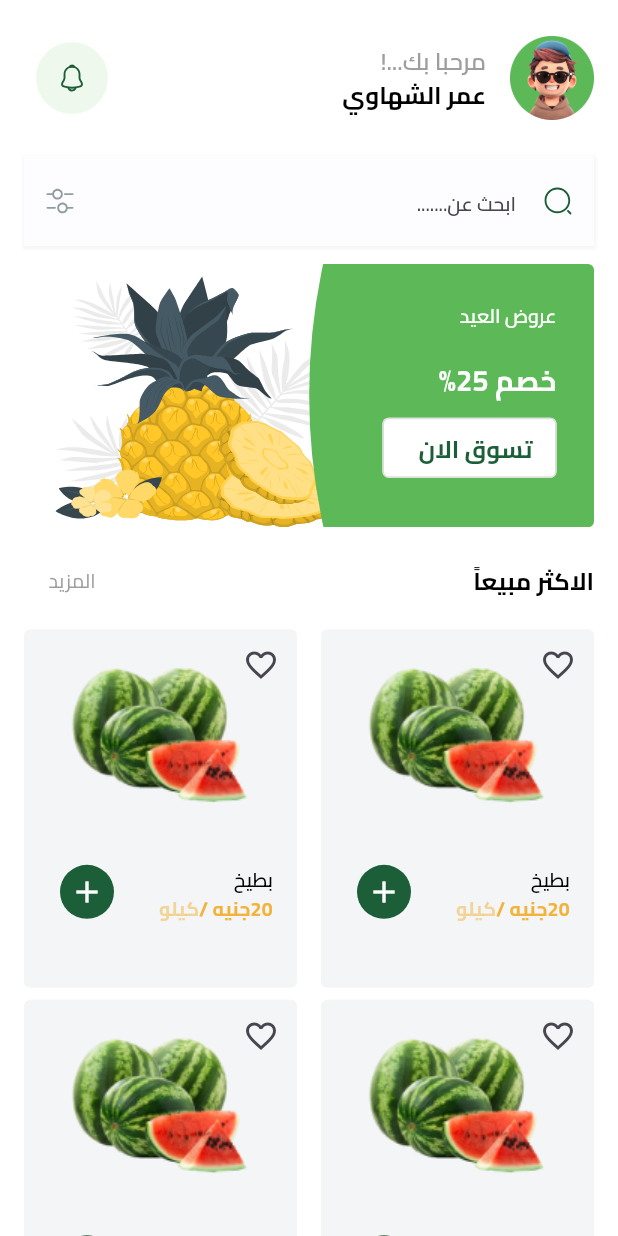
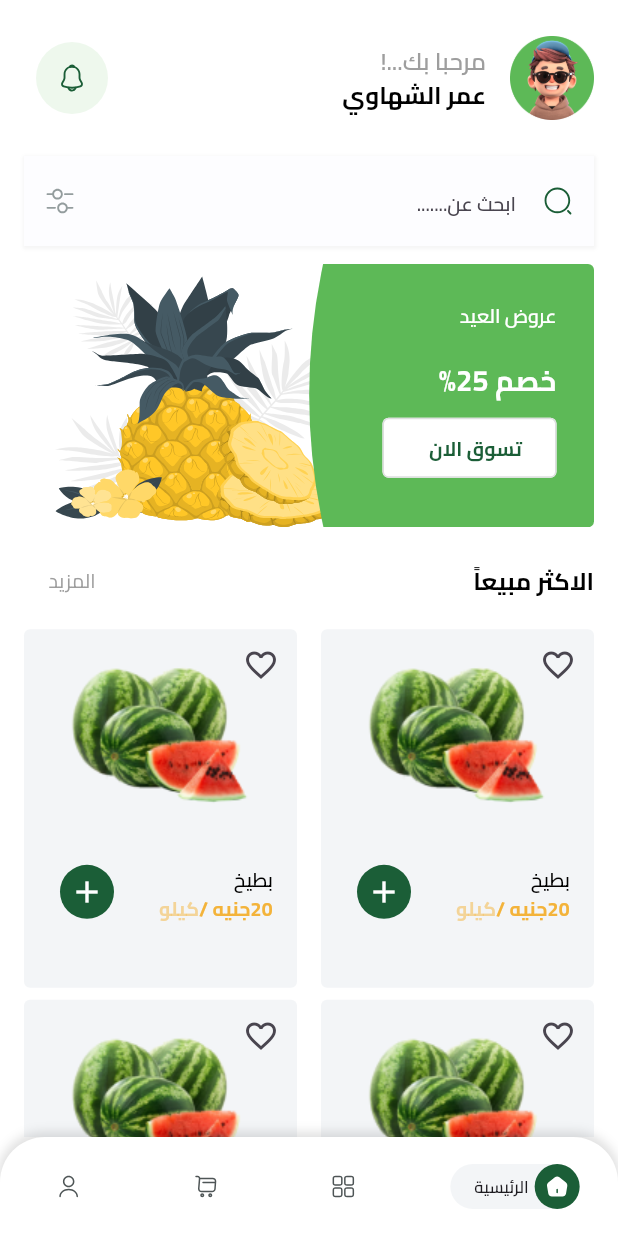
Before and after one commit to omarelshahawy00/Fresh-Fruity, a Flutter app: the HomeScreen screen opened by its route, on a phone screen of 412 x 824 dp. Run offline on Flutter 3.47's test engine with Material 3 defaults, Android fonts, the phone set to English and light mode, and no system bars; our stand-ins replace bloc, cloud_firestore, dartz, dots_indicator, firebase_auth, firebase_core and 7 more; missing offline and left inert: flutter_facebook_auth; accounts and stored records are empty.

Commit message:
Add bottom navigation bar and related assets; implement BottomNavbarInactiveItem, BestSellingGridView, and update HomeScreen with CustomBottomNavbar

```diff
--- a/lib/core/theming/styles.dart
+++ b/lib/core/theming/styles.dart
@@ -10,6 +10,11 @@ class TextStyles {
   static const TextStyle size13Weight600 = TextStyle(
     fontFamily: 'Cairo',
     fontSize: 13.0,
+    fontWeight: FontWeight.w600,
+  );
+  static const TextStyle size11Weight600 = TextStyle(
+    fontFamily: 'Cairo',
+    fontSize: 11.0,
     fontWeight: FontWeight.w600,
   );
   static const TextStyle size13Weight400 = TextStyle(
--- a/lib/core/utils/const_images.dart
+++ b/lib/core/utils/const_images.dart
@@ -21,4 +21,18 @@ class ConstImages {
 
   static const String ellipsOffers =
       'assets/images/home_images/Ellipse_offers.svg';
+  static const String home_inactive =
+      'assets/images/home_images/home_inactive.svg';
+  static const String home_active = 'assets/images/home_images/home_active.svg';
+  static const String cart_inactive =
+      'assets/images/home_images/cart_inactive.svg';
+  static const String cart_active = 'assets/images/home_images/cart_active.svg';
+  static const String profile_inactive =
+      'assets/images/home_images/profile_inactive.svg';
+  static const String profile_active =
+      'assets/images/home_images/profile_active.svg';
+  static const String product_inactive =
+      'assets/images/home_images/product_inactive.svg';
+  static const String product_active =
+      'assets/images/home_images/product_active.svg';
 }
--- a/lib/core/widgets/app_text_button.dart
+++ b/lib/core/widgets/app_text_button.dart
@@ -57,13 +57,12 @@ class AppTextButton extends StatelessWidget {
           vertical: VisualDensity.minimumDensity,
         ),
         leading: leadingIcon,
-          title: FittedBox(
-            child: Text(
+        title: Text(
           buttonText,
           textAlign: TextAlign.center,
           style: textStyle ?? TextStyles.size16Weight700,
         ),
       ),
-        ));
+    );
   }
 }
--- /dev/null
+++ b/lib/features/home/domain/entites/bottom_navbar_entity.dart
@@ -0,0 +1,35 @@
+import 'package:ecommerce_app/core/utils/const_images.dart';
+
+class BottomNavbarEntity {
+  final String title;
+  final String activeImage, inactiveImage;
+
+  BottomNavbarEntity({
+    required this.title,
+    required this.activeImage,
+    required this.inactiveImage,
+  });
+}
+
+List<BottomNavbarEntity> bottomNavbarEntity = [
+  BottomNavbarEntity(
+    title: 'الرئيسية',
+    activeImage: ConstImages.home_active,
+    inactiveImage: ConstImages.home_inactive,
+  ),
+  BottomNavbarEntity(
+    title: 'المنتجات',
+    activeImage: ConstImages.product_active,
+    inactiveImage: ConstImages.product_inactive,
+  ),
+  BottomNavbarEntity(
+    title: 'سلة التسوق',
+    activeImage: ConstImages.cart_active,
+    inactiveImage: ConstImages.cart_inactive,
+  ),
+  BottomNavbarEntity(
+    title: 'حسابي',
+    activeImage: ConstImages.profile_active,
+    inactiveImage: ConstImages.profile_inactive,
+  )
+];
--- a/lib/features/home/ui/screens/home_screen.dart
+++ b/lib/features/home/ui/screens/home_screen.dart
@@ -1,3 +1,4 @@
+import 'package:ecommerce_app/features/home/ui/screens/widgets/custom_bottom_navbar.dart';
 import 'package:ecommerce_app/features/home/ui/screens/widgets/home_screen_body.dart';
 import 'package:flutter/material.dart';
 
@@ -8,6 +9,7 @@ class HomeScreen extends StatelessWidget {
   Widget build(BuildContext context) {
     return SafeArea(
       child: const Scaffold(
+        bottomNavigationBar: CustomBottomNavbar(),
         body: HomeScreenBody(),
       ),
     );
--- a/lib/features/home/ui/screens/widgets/fruits_grid_view.dart
+++ b/lib/features/home/ui/screens/widgets/best_selling_grid_view.dart
@@ -1,8 +1,8 @@
 import 'package:ecommerce_app/features/home/ui/screens/widgets/fruit_card_item.dart';
 import 'package:flutter/material.dart';
 
-class FruitsGridView extends StatelessWidget {
-  const FruitsGridView({super.key});
+class BestSellingGridView extends StatelessWidget {
+  const BestSellingGridView({super.key});
 
   @override
   Widget build(BuildContext context) {
--- /dev/null
+++ b/lib/features/home/ui/screens/widgets/bottom_navbar_active_item.dart
@@ -0,0 +1,46 @@
+import 'package:ecommerce_app/core/theming/colors.dart';
+import 'package:ecommerce_app/core/theming/styles.dart';
+import 'package:flutter/material.dart';
+import 'package:flutter_svg/svg.dart';
+
+class BottomNavbarActiveItem extends StatelessWidget {
+  const BottomNavbarActiveItem(
+      {super.key, required this.image, required this.text});
+  final String image;
+  final String text;
+  @override
+  Widget build(BuildContext context) {
+    return Center(
+      child: Container(
+        padding: const EdgeInsets.only(left: 16),
+        decoration: ShapeDecoration(
+          shape: RoundedRectangleBorder(
+            borderRadius: BorderRadius.circular(30),
+          ),
+          color: ColorsManager.lightMintGreen,
+        ),
+        child: Row(
+          mainAxisSize: MainAxisSize.min,
+          children: [
+            CircleAvatar(
+              radius: 15,
+              backgroundColor: ColorsManager.mainGreen,
+              child: Container(
+                  decoration: BoxDecoration(
+                    color: ColorsManager.mainGreen,
+                  ),
+                  child: SvgPicture.asset(image)),
+            ),
+            SizedBox(
+              width: 4,
+            ),
+            Text(
+              text,
+              style: TextStyles.size11Weight600,
+            ),
+          ],
+        ),
+      ),
+    );
+  }
+}
--- /dev/null
+++ b/lib/features/home/ui/screens/widgets/bottom_navbar_inactive_item.dart
@@ -0,0 +1,13 @@
+import 'package:flutter/material.dart';
+import 'package:flutter_svg/svg.dart';
+
+class BottomNavbarInactiveItem extends StatelessWidget {
+  const BottomNavbarInactiveItem({super.key, required this.image});
+  final String image;
+  @override
+  Widget build(BuildContext context) {
+    return SvgPicture.asset(
+      image,
+    );
+  }
+}
--- /dev/null
+++ b/lib/features/home/ui/screens/widgets/custom_bottom_navbar.dart
@@ -0,0 +1,80 @@
+import 'package:ecommerce_app/core/theming/colors.dart';
+import 'package:ecommerce_app/core/theming/styles.dart';
+import 'package:ecommerce_app/core/utils/const_images.dart';
+import 'package:ecommerce_app/features/home/domain/entites/bottom_navbar_entity.dart';
+import 'package:ecommerce_app/features/home/ui/screens/widgets/bottom_navbar_active_item.dart';
+import 'package:ecommerce_app/features/home/ui/screens/widgets/bottom_navbar_inactive_item.dart';
+import 'package:flutter/cupertino.dart';
+import 'package:flutter/material.dart';
+import 'package:flutter_svg/svg.dart';
+
+class CustomBottomNavbar extends StatefulWidget {
+  const CustomBottomNavbar({super.key});
+
+  @override
+  State<CustomBottomNavbar> createState() => _CustomBottomNavbarState();
+}
+
+class _CustomBottomNavbarState extends State<CustomBottomNavbar> {
+  int selectedIndex = 0;
+
+  @override
+  Widget build(BuildContext context) {
+    return AspectRatio(
+      aspectRatio: 375 / 60,
+      child: Container(
+        decoration: const BoxDecoration(
+          boxShadow: [
+            BoxShadow(
+              color: Colors.black12,
+              blurRadius: 5,
+              spreadRadius: 1,
+              offset: Offset(0, -2),
+            ),
+          ],
+          color: Colors.white,
+          borderRadius: BorderRadius.only(
+            topLeft: Radius.circular(30),
+            topRight: Radius.circular(30),
+          ),
+        ),
+        child: Row(
+          children: bottomNavbarEntity.asMap().entries.map(
+            (e) {
+              var index = e.key;
+              var item = e.value;
+              return Expanded(
+                flex: index == selectedIndex ? 3 : 2,
+                child: GestureDetector(
+                  onTap: () => setState(() => selectedIndex = index),
+                  child: NavBarItem(
+                    isSelected: selectedIndex == index,
+                    bottomNavbarEntity: item,
+                  ),
+                ),
+              );
+            },
+          ).toList(),
+        ),
+      ),
+    );
+  }
+}
+
+class NavBarItem extends StatelessWidget {
+  const NavBarItem(
+      {super.key, required this.isSelected, required this.bottomNavbarEntity});
+  final bool isSelected;
+  final BottomNavbarEntity bottomNavbarEntity;
+  @override
+  Widget build(BuildContext context) {
+    return isSelected
+        ? BottomNavbarActiveItem(
+            image: bottomNavbarEntity.activeImage,
+            text: bottomNavbarEntity.title,
+          )
+        : BottomNavbarInactiveItem(
+            image: bottomNavbarEntity.inactiveImage,
+          );
+  }
+}
--- a/lib/features/home/ui/screens/widgets/home_screen_body.dart
+++ b/lib/features/home/ui/screens/widgets/home_screen_body.dart
@@ -1,6 +1,6 @@
 import 'package:ecommerce_app/features/home/ui/screens/widgets/best_selling_header.dart';
 import 'package:ecommerce_app/features/home/ui/screens/widgets/custom_home_appbar.dart';
-import 'package:ecommerce_app/features/home/ui/screens/widgets/fruits_grid_view.dart';
+import 'package:ecommerce_app/features/home/ui/screens/widgets/best_selling_grid_view.dart';
 import 'package:ecommerce_app/features/home/ui/screens/widgets/home_search_field.dart';
 import 'package:ecommerce_app/features/home/ui/screens/widgets/offers_listview.dart';
 import 'package:flutter/material.dart';
@@ -31,13 +31,12 @@ class HomeScreenBody extends StatelessWidget {
                   padding: const EdgeInsets.symmetric(horizontal: 16),
                   child: BestSellingHeader(),
                 ),
-                SizedBox(height: 8),
               ],
             ),
           ),
           SliverPadding(
-            padding: const EdgeInsets.symmetric(horizontal: 16),
-            sliver: FruitsGridView(),
+            padding: const EdgeInsets.symmetric(horizontal: 16, vertical: 8),
+            sliver: BestSellingGridView(),
           ),
         ],
       ),
--- a/lib/features/home/ui/screens/widgets/offers_item.dart
+++ b/lib/features/home/ui/screens/widgets/offers_item.dart
@@ -65,8 +65,7 @@ class OffersItem extends StatelessWidget {
                     SizedBox(
                       height: 8,
                     ),
-                    Positioned(
-                      child: AppTextButton(
+                    AppTextButton(
                       onPressed: () {},
                       buttonText: 'تسوق الان',
                       textStyle: TextStyles.size13Weight700.copyWith(
@@ -76,7 +75,6 @@ class OffersItem extends StatelessWidget {
                       buttonHeight: 32,
                       borderRadius: BorderRadius.circular(4),
                       backgroundColor: Colors.white,
-                      ),
                     ),
                     SizedBox(
                       height: 29,
```
Also changed, not shown: assets/images/home_images/cart_active.svg (added), assets/images/home_images/cart_inactive.svg (added), assets/images/home_images/home_active.svg (added), assets/images/home_images/home_inactive.svg (added), assets/images/home_images/product_active.svg (added), assets/images/home_images/product_inactive.svg (added), assets/images/home_images/profile_active.svg (added), assets/images/home_images/profile_inactive.svg (added). Lines whose indentation alone changed are shown as unchanged.
